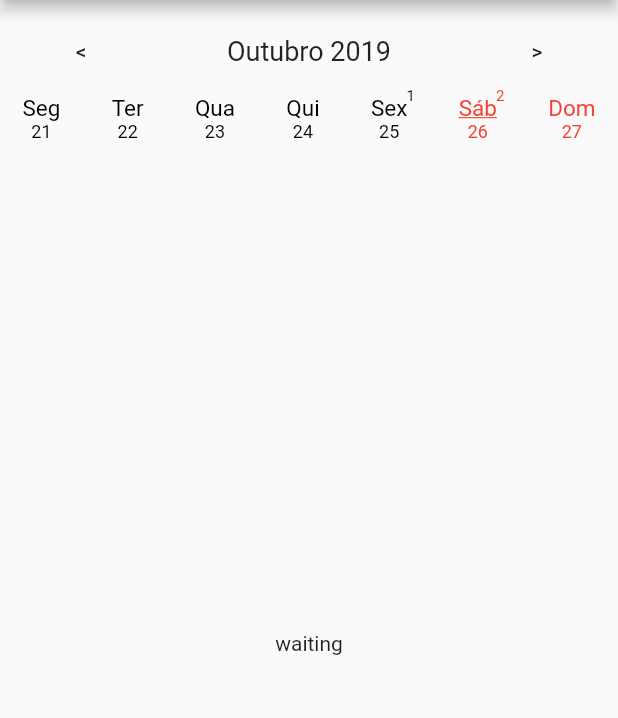
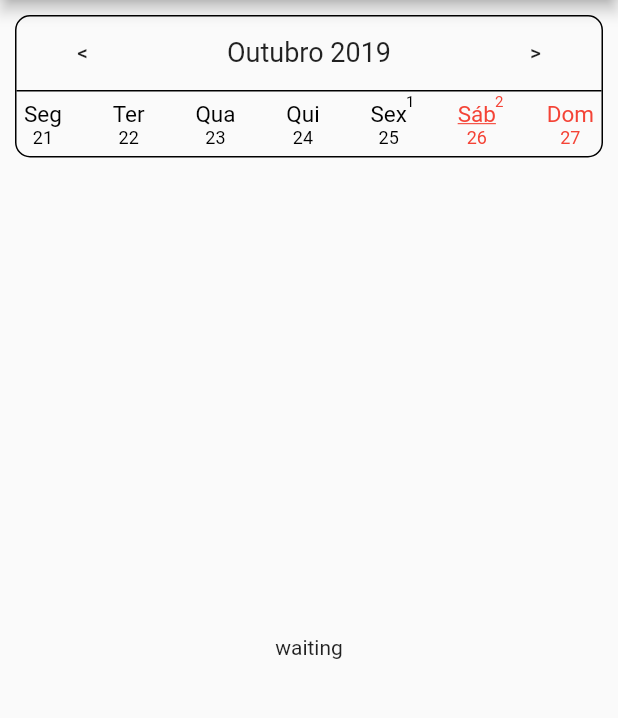
Before and after one commit to mamodo123/flutter_calendar, a Flutter app: the screen it shows after launch, on a phone screen of 412 x 824 dp, the part 84-802 px from its top. Run offline on Flutter 3.47's test engine with Material 2 defaults, Android fonts, the phone set to English and light mode, and no system bars.

Commit message:
divider added, with option to remove; Month remove with slide started

```diff
--- a/lib/main.dart
+++ b/lib/main.dart
@@ -24,7 +24,9 @@ class _MyAppState extends State<MyApp> {
             padding: const EdgeInsets.all(10),
             child: Column(
               children: <Widget>[
-                Calendar(
+                Container(
+                  decoration: BoxDecoration(borderRadius: BorderRadius.circular(10), border: Border.all(width: 1, color: Colors.black)),
+                  child: Calendar(
                     nameDaysOfWeek: {
                       DateTime.monday: "Segunda",
                       DateTime.tuesday: "Terça",
@@ -61,6 +63,7 @@ class _MyAppState extends State<MyApp> {
                         text = day.toIso8601String();
                       });
                     },
+                  ),
                 ),
                 Expanded(
                   child: Center(
@@ -109,6 +112,10 @@ class Calendar extends StatefulWidget {
   Color selectedDayColor;
   Color normalDayColor;
   Color outOfRangeDayColor;
+  bool showDivider;
+
+  //in implementation
+  bool showMonth = true;
 
   Calendar(
       {Map<int, String> nameDaysOfWeek,
@@ -122,7 +129,9 @@ class Calendar extends StatefulWidget {
       this.disabledDayColor = Colors.red,
       this.selectedDayColor = Colors.blue,
       this.normalDayColor = Colors.black,
-      this.outOfRangeDayColor = Colors.grey}) {
+      this.outOfRangeDayColor = Colors.grey,
+      this.showDivider = true,
+      /*this.showMonth = true*/}) {
     if (maximumDate != null && minimumDate != null) {
       assert(!minimumDate.isAfter(maximumDate),
           "Minimum date can't be after the Maximum date.");
@@ -203,7 +212,7 @@ class _CalendarState extends State<Calendar> {
     return Center(
       child: Column(
         children: <Widget>[
-          Row(
+          widget.showMonth? Row(
             children: <Widget>[
               _greaterThanMinimum(week.first)
                   ? FlatButton(
@@ -239,7 +248,8 @@ class _CalendarState extends State<Calendar> {
                       child: Container(),
                     ),
             ],
-          ),
+          ) : Container(),
+          !widget.showMonth || !widget.showDivider ? Container() : Divider(thickness: 1, color: Colors.black, height: 3,),
           Row(
             mainAxisAlignment: MainAxisAlignment.spaceBetween,
             children: week.map((day) {
```
Lines whose indentation alone changed are shown as unchanged.
